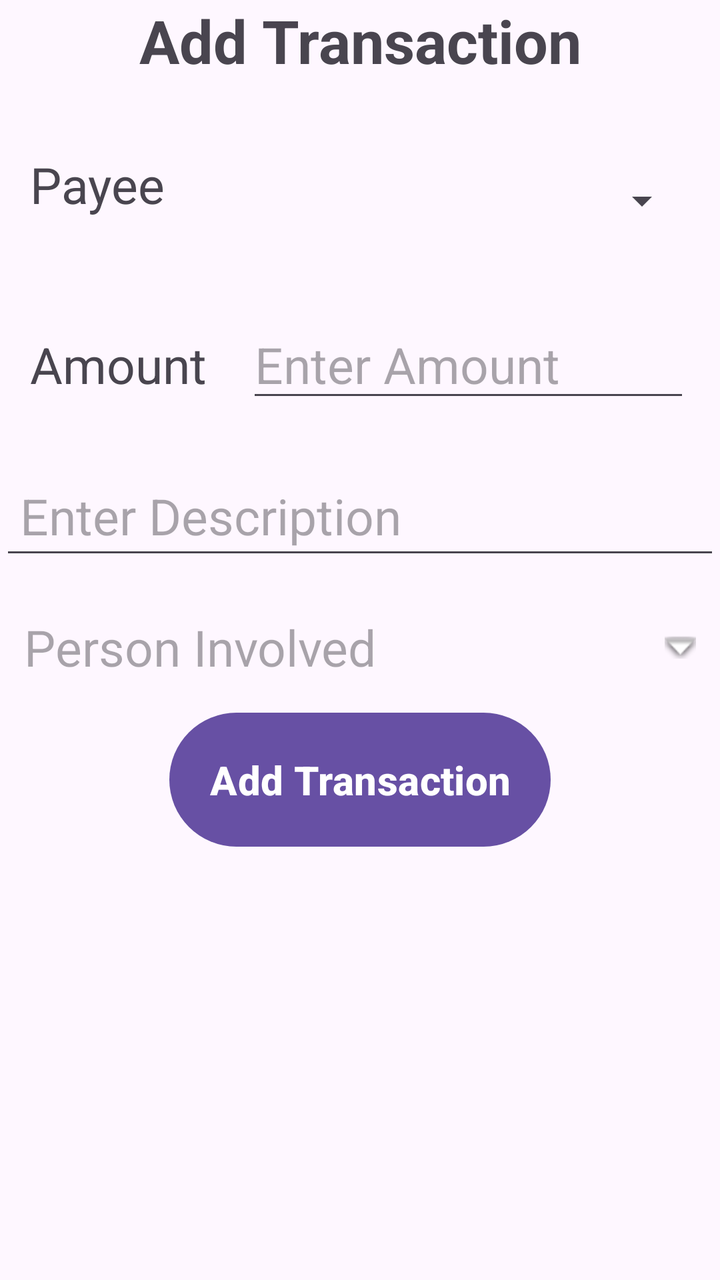
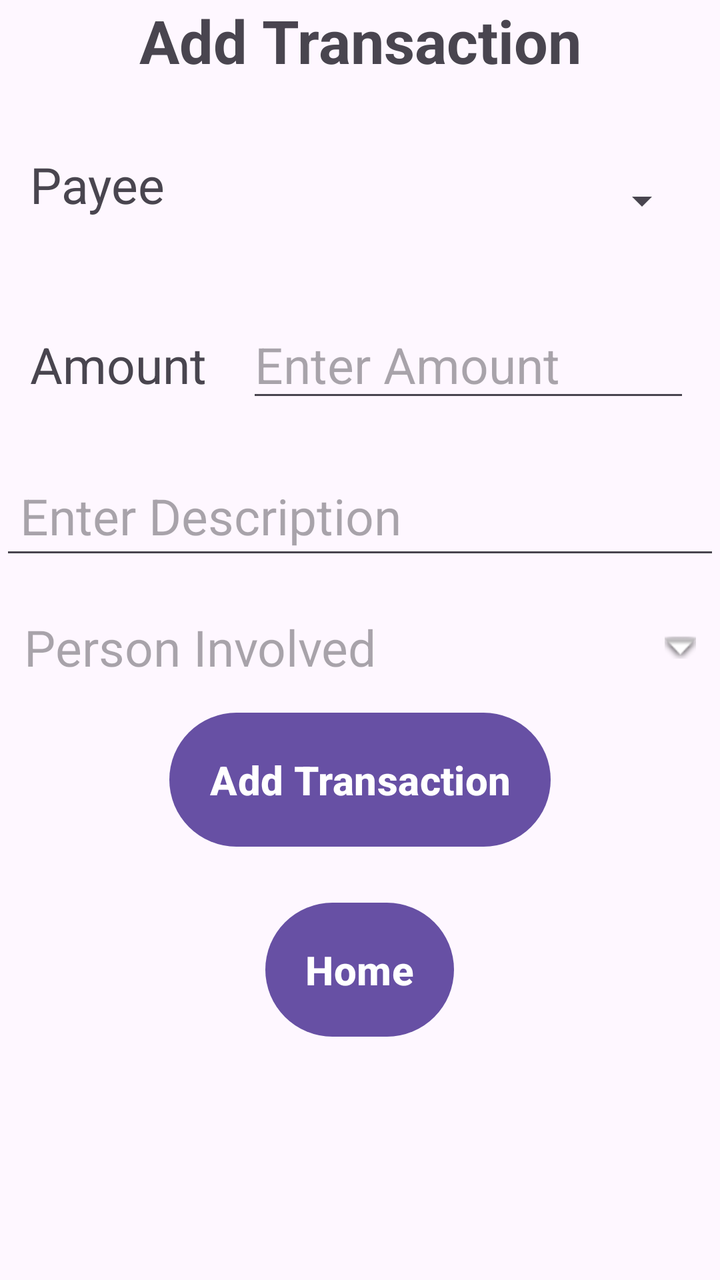

Compare the two renders of this Android layout. The source of the first and the diff that turns it into the second are given below.
<!-- AndroidManifest.xml: application theme Theme.SplitYourBill -->
<!-- res/layout/activity_add_trans_details.xml -->
<?xml version="1.0" encoding="utf-8"?>
<LinearLayout xmlns:android="http://schemas.android.com/apk/res/android"
    xmlns:app="http://schemas.android.com/apk/res-auto"
    xmlns:tools="http://schemas.android.com/tools"
    android:layout_width="match_parent"
    android:layout_height="match_parent"
    android:gravity="center_horizontal"
    android:orientation="vertical"
    tools:context=".addTransDetails">

    <TextView
        android:id="@+id/addTransTitle"
        android:layout_width="match_parent"
        android:layout_height="wrap_content"
        android:layout_marginBottom="20dp"
        android:gravity="center_horizontal"
        android:text="@string/add_transaction"
        android:textSize="30sp"
        android:textStyle="bold" />

    <LinearLayout
        android:layout_width="match_parent"
        android:layout_height="wrap_content"
        android:layout_margin="10sp"
        android:gravity="center_horizontal"
        android:orientation="horizontal"
        android:padding="5dp">

        <TextView
            android:layout_width="wrap_content"
            android:layout_height="wrap_content"
            android:layout_marginEnd="20sp"
            android:text="@string/payee"
            android:textSize="25sp" />


        <Spinner
            android:id="@+id/payeeInput"
            android:layout_width="match_parent"
            android:layout_height="wrap_content"

            android:minHeight="50dp" />


    </LinearLayout>

    <LinearLayout
        android:layout_width="match_parent"
        android:layout_height="wrap_content"
        android:layout_margin="10sp"
        android:gravity="center_horizontal"
        android:orientation="horizontal"
        android:padding="5dp">

        <TextView
            android:layout_width="wrap_content"
            android:layout_height="wrap_content"
            android:layout_marginEnd="20sp"
            android:text="@string/amount"
            android:textSize="25sp" />

        <EditText
            android:id="@+id/addPayeeAmount"
            android:layout_width="match_parent"
            android:layout_height="wrap_content"
            android:layout_marginBottom="10dp"
            android:autofillHints="$"
            android:hint="@string/enter_amount"
            android:inputType="numberDecimal"
            android:textSize="25sp" />


    </LinearLayout>


    <EditText
        android:id="@+id/addPayeeDesc"
        android:layout_width="match_parent"
        android:layout_height="wrap_content"
        android:layout_marginBottom="10dp"
        android:inputType="text"
        android:hint="@string/enter_description"
        android:padding="10dp"
        android:textSize="25sp"
        android:autofillHints="" />


    <TextView
        android:id="@+id/textViewInvolved"
        android:layout_width="match_parent"
        android:layout_height="wrap_content"
        android:drawablePadding="16dp"
        android:hint="@string/person_involved"
        android:padding="12dp"
        android:textSize="25sp"
        app:drawableRightCompat="@android:drawable/arrow_down_float" />

    <Button
        android:id="@+id/addTransToDB"
        android:layout_width="wrap_content"
        android:layout_height="wrap_content"
        android:layout_marginBottom="20dp"
        android:padding="20dp"
        android:text="@string/add_transaction"
        android:textSize="20sp"
        android:textStyle="bold" />


    <ListView
        android:id="@+id/transViewAddLayout"
        android:layout_width="match_parent"
        android:layout_height="wrap_content"
        android:layout_marginBottom="50dp"
        android:dividerHeight="1dp"
        android:horizontalSpacing="3dp"
        android:scrollingCache="true"
        android:smoothScrollbar="true"
        android:stretchMode="columnWidth"
        android:verticalSpacing="3dp" />


</LinearLayout>
<!-- resources referenced by this layout -->
<resources>
  <string name="add_transaction">Add Transaction</string>
  <string name="amount">Amount</string>
  <string name="enter_amount">Enter Amount</string>
  <string name="enter_description">Enter Description</string>
  <string name="payee">Payee</string>
  <string name="person_involved">Person Involved</string>
  <style name="Theme.SplitYourBill" parent="Base.Theme.SplitYourBill" />
  <style name="Base.Theme.SplitYourBill" parent="Theme.Material3.DayNight.NoActionBar">
          
          
      </style>
</resources>

<!-- the commit's change to res/layout/activity_add_trans_details.xml (unified diff, before → after) -->
@@ -105,6 +105,16 @@
         android:textSize="20sp"
         android:textStyle="bold" />
 
+    <Button
+        android:id="@+id/goToHomeButton"
+        android:layout_width="wrap_content"
+        android:layout_height="wrap_content"
+        android:layout_marginBottom="20dp"
+        android:padding="20dp"
+        android:text="Home"
+        android:textSize="20sp"
+        android:textStyle="bold" />
+
 
     <ListView
         android:id="@+id/transViewAddLayout"
